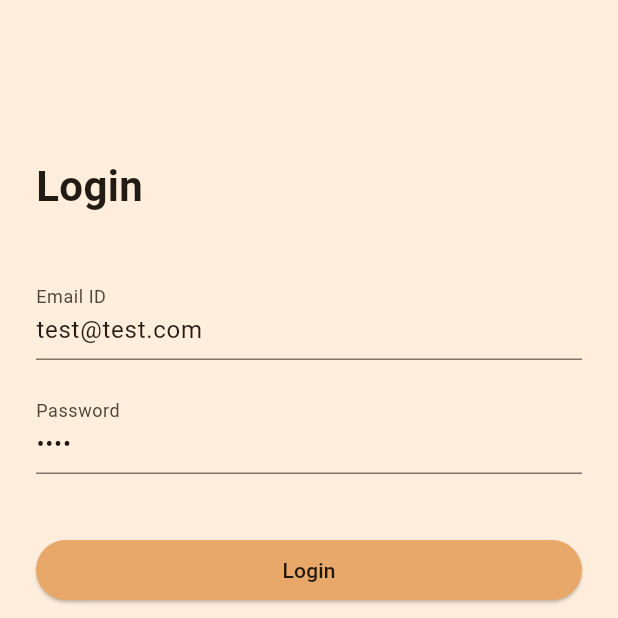
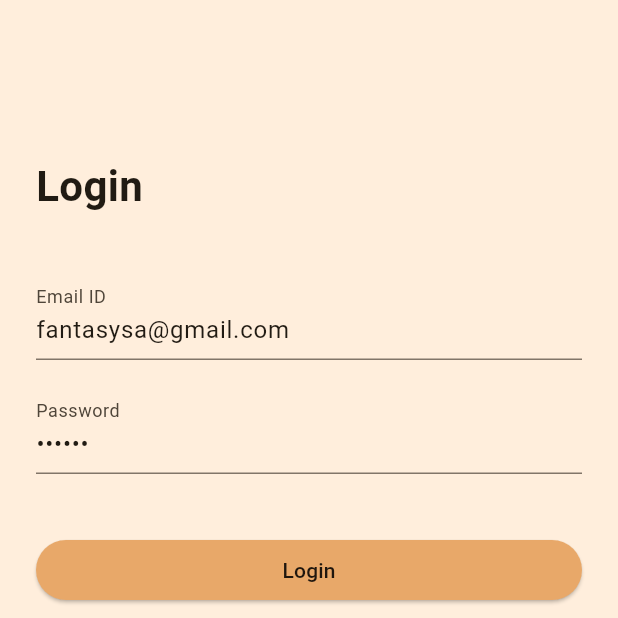
Before and after one commit to tangible-idea/tangible_link, a Flutter app: the screen it shows after launch, on a phone screen of 412 x 824 dp, the top half of it. Run offline on Flutter 3.47's test engine with Material 3 defaults, Android fonts, the phone set to English and light mode, and no system bars; our stand-ins replace flutter_dotenv, flutter_riverpod, font_awesome_flutter, go_router, logger, riverpod_annotation and 1 more; missing offline and left inert: markdown_widget; accounts and stored records are empty; generated files the repository leaves out were written again.

Commit message:
Change some texts.

```diff
--- a/lib/routing/screens/HomeScreen.dart
+++ b/lib/routing/screens/HomeScreen.dart
@@ -105,7 +105,7 @@ class HomeScreen extends ConsumerWidget {
         onChanged: (query) => ref.read(searchQueryProvider.notifier).state =
             query, // Update search state
         decoration: InputDecoration(
-          hintText: "National Park",
+          hintText: "Search summary history",
           filled: true,
           fillColor: Colors.white,
           prefixIcon: const Icon(Icons.search, color: Colors.grey),
--- a/lib/routing/screens/LoginScreen.dart
+++ b/lib/routing/screens/LoginScreen.dart
@@ -34,8 +34,8 @@ class LoginScreen extends ConsumerStatefulWidget {
 }
 
 class _LoginScreenState extends ConsumerState<LoginScreen> {
-  final TextEditingController _emailController = TextEditingController(text: "test@test.com");
-  final TextEditingController _passwordController = TextEditingController(text: "test");
+  final TextEditingController _emailController = TextEditingController(text: "fantasysa@gmail.com");
+  final TextEditingController _passwordController = TextEditingController(text: "123123");
 
   Future<void> _handleLogin() async {
     final email = _emailController.text.trim();
```
Also changed, not shown: pubspec.lock.
